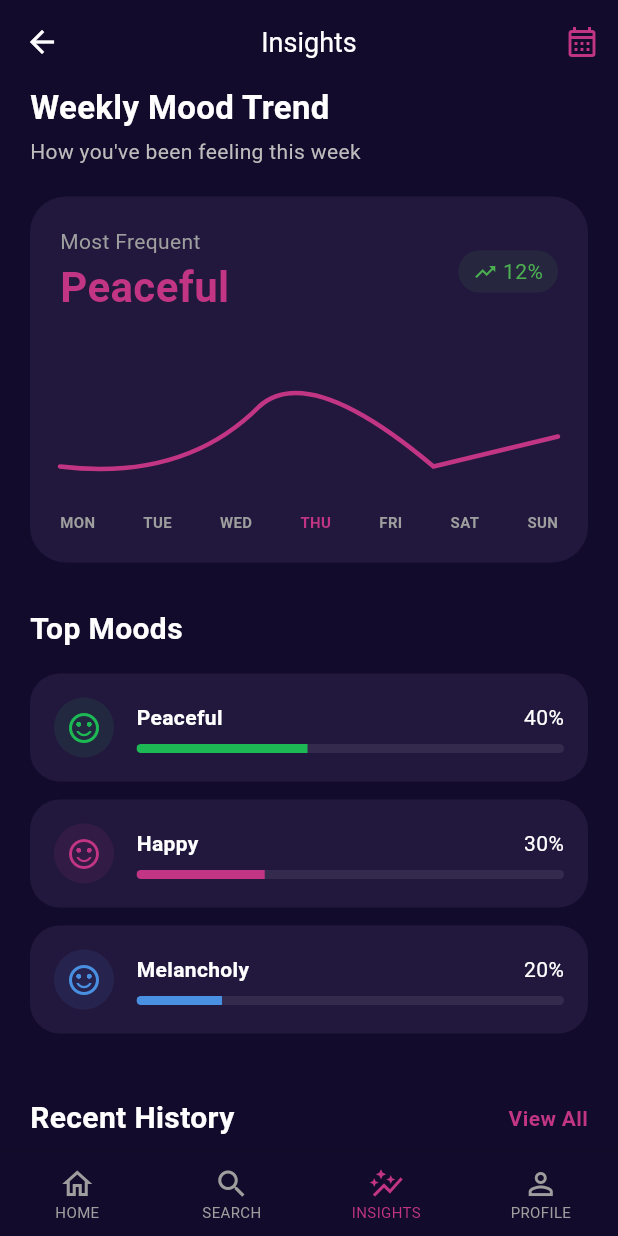
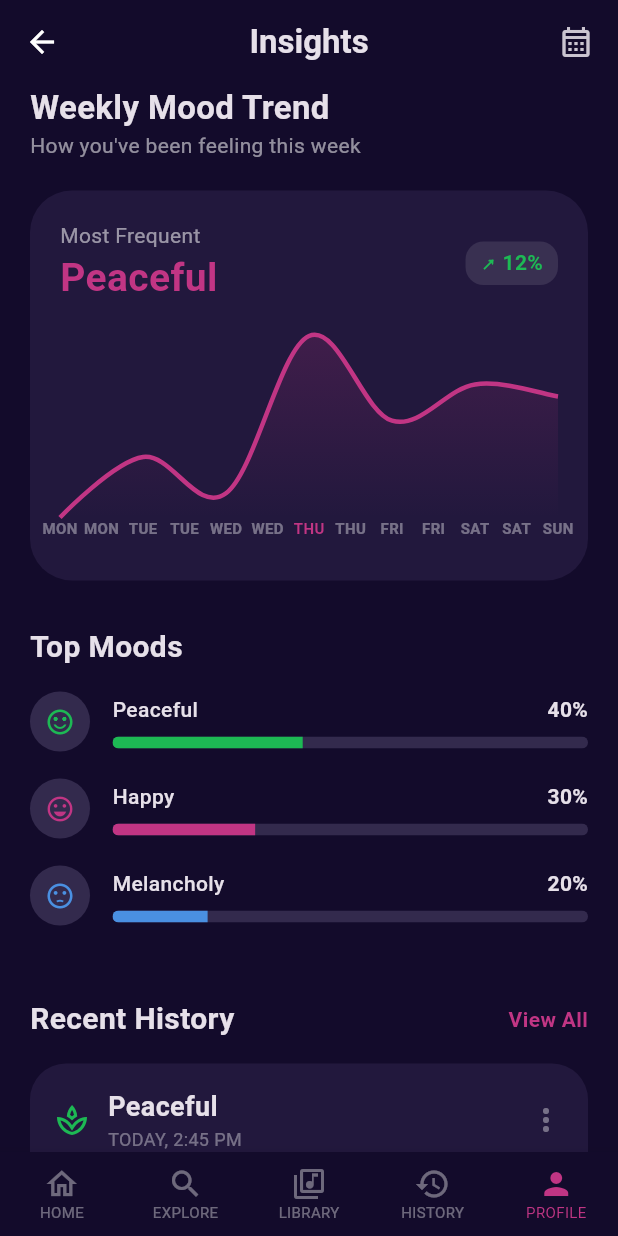
Before and after one commit to niruban-codes/Emora, a Flutter app: the screen it shows after launch, on a phone screen of 412 x 824 dp. Run offline on Flutter 3.47's test engine with Material 3 defaults, Android fonts, the phone set to English and light mode, and no system bars; drawn by our look-alikes of fl_chart.

Commit message:
Complete Insights UI with line chart and bottom navigation

```diff
--- a/lib/main.dart
+++ b/lib/main.dart
@@ -1,4 +1,5 @@
 import 'package:flutter/material.dart';
+import 'package:fl_chart/fl_chart.dart';
 
 void main() {
   runApp(const MoodApp());
@@ -17,7 +18,7 @@ class MoodApp extends StatelessWidget {
   }
 }
 
-// --- Colors from the UI ---
+// --- Colors from your UI ---
 const Color kBgColor = Color(0xFF130B2B);
 const Color kCardColor = Color(0xFF22183D);
 const Color kPeacefulColor = Color(0xFF1DB954);
@@ -36,13 +37,13 @@ class MoodInsightsPage extends StatelessWidget {
         backgroundColor: Colors.transparent,
         elevation: 0,
         leading: const Icon(Icons.arrow_back, color: Colors.white),
-        title: const Text("Insights", style: TextStyle(color: Colors.white, fontSize: 18)),
+        title: const Text("Insights", style: TextStyle(fontWeight: FontWeight.bold)),
         centerTitle: true,
-        actions: [
-          IconButton(
-            icon: const Icon(Icons.calendar_month_outlined, color: kHappyColor),
-            onPressed: () {},
-          ),
+        actions: const [
+          Padding(
+            padding: EdgeInsets.only(right: 16.0),
+            child: Icon(Icons.calendar_month_outlined),
+          )
         ],
       ),
       body: SingleChildScrollView(
@@ -50,65 +51,66 @@ class MoodInsightsPage extends StatelessWidget {
         child: Column(
           crossAxisAlignment: CrossAxisAlignment.start,
           children: [
-            const Text("Weekly Mood Trend",
-                style: TextStyle(color: Colors.white, fontSize: 22, fontWeight: FontWeight.bold)),
-            const SizedBox(height: 4),
-            Text("How you've been feeling this week",
-                style: TextStyle(color: Colors.grey[400], fontSize: 14)),
+            const Text("Weekly Mood Trend", style: TextStyle(fontSize: 22, fontWeight: FontWeight.bold)),
+            const Text("How you've been feeling this week", style: TextStyle(color: Colors.white54)),
             const SizedBox(height: 20),
 
-            _buildWeeklyTrendCard(),
+            _buildTrendCard(),
 
             const SizedBox(height: 30),
-            const Text("Top Moods",
-                style: TextStyle(color: Colors.white, fontSize: 20, fontWeight: FontWeight.bold)),
+            const Text("Top Moods", style: TextStyle(fontSize: 20, fontWeight: FontWeight.bold)),
             const SizedBox(height: 15),
 
-            _buildMoodProgress("Peaceful", 0.4, kPeacefulColor),
-            _buildMoodProgress("Happy", 0.3, kHappyColor),
-            _buildMoodProgress("Melancholy", 0.2, kMelancholyColor),
+            _buildMoodBar("Peaceful", 0.40, kPeacefulColor, Icons.sentiment_satisfied_alt),
+            _buildMoodBar("Happy", 0.30, kHappyColor, Icons.sentiment_very_satisfied),
+            _buildMoodBar("Melancholy", 0.20, kMelancholyColor, Icons.sentiment_dissatisfied),
 
             const SizedBox(height: 30),
-            Row(
+            const Row(
               mainAxisAlignment: MainAxisAlignment.spaceBetween,
-              children: const [
-                Text("Recent History", style: TextStyle(color: Colors.white, fontSize: 20, fontWeight: FontWeight.bold)),
+              children: [
+                Text("Recent History", style: TextStyle(fontSize: 20, fontWeight: FontWeight.bold)),
                 Text("View All", style: TextStyle(color: kHappyColor, fontWeight: FontWeight.bold)),
               ],
             ),
             const SizedBox(height: 15),
 
-            _buildHistoryCard("Peaceful", "TODAY, 2:45 PM", "Morning Zen & Lo-fi Chill", kPeacefulColor),
-            _buildHistoryCard("Happy", "YESTERDAY, 6:12 PM", "Golden Hour Energy", kHappyColor),
-            _buildHistoryCard("Melancholy", "OCT 24, 9:00 AM", "Rainy Day Acoustic Essentials", kMelancholyColor),
-            const SizedBox(height: 20),
+            _buildHistoryItem("Peaceful", "TODAY, 2:45 PM", "Morning Zen & Lo-fi Chill", kPeacefulColor),
+            _buildHistoryItem("Happy", "YESTERDAY, 6:12 PM", "Golden Hour Energy", kHappyColor),
+            const SizedBox(height: 30),
           ],
         ),
       ),
+
+      // --- UPDATED BOTTOM NAVIGATION BAR ---
       bottomNavigationBar: BottomNavigationBar(
+        type: BottomNavigationBarType.fixed,
         backgroundColor: kBgColor,
-        type: BottomNavigationBarType.fixed,
         selectedItemColor: kHappyColor,
-        unselectedItemColor: Colors.grey,
-        currentIndex: 2,
+        unselectedItemColor: Colors.white38,
+        currentIndex: 4, // Sets 'Profile' as the active tab
         selectedFontSize: 10,
         unselectedFontSize: 10,
         items: const [
           BottomNavigationBarItem(icon: Icon(Icons.home_outlined), label: "HOME"),
-          BottomNavigationBarItem(icon: Icon(Icons.search), label: "SEARCH"),
-          BottomNavigationBarItem(icon: Icon(Icons.auto_graph), label: "INSIGHTS"),
-          BottomNavigationBarItem(icon: Icon(Icons.person_outline), label: "PROFILE"),
+          BottomNavigationBarItem(icon: Icon(Icons.search), label: "EXPLORE"),
+          BottomNavigationBarItem(icon: Icon(Icons.library_music_outlined), label: "LIBRARY"),
+          BottomNavigationBarItem(icon: Icon(Icons.history), label: "HISTORY"),
+          BottomNavigationBarItem(icon: Icon(Icons.person), label: "PROFILE"),
         ],
       ),
     );
   }
 
-  Widget _buildWeeklyTrendCard() {
+  // --- Helper Widgets ---
+
+  Widget _buildTrendCard() {
     return Container(
+      height: 260,
       padding: const EdgeInsets.all(20),
       decoration: BoxDecoration(
         color: kCardColor,
-        borderRadius: BorderRadius.circular(24),
+        borderRadius: BorderRadius.circular(28),
       ),
       child: Column(
         crossAxisAlignment: CrossAxisAlignment.start,
@@ -116,69 +118,87 @@ class MoodInsightsPage extends StatelessWidget {
           Row(
             mainAxisAlignment: MainAxisAlignment.spaceBetween,
             children: [
-              Column(
+              const Column(
                 crossAxisAlignment: CrossAxisAlignment.start,
-                children: const [
-                  Text("Most Frequent", style: TextStyle(color: Colors.grey, fontSize: 14)),
-                  Text("Peaceful", style: TextStyle(color: kHappyColor, fontSize: 28, fontWeight: FontWeight.bold)),
+                children: [
+                  Text("Most Frequent", style: TextStyle(color: Colors.white54, fontSize: 14)),
+                  Text("Peaceful", style: TextStyle(color: kHappyColor, fontSize: 26, fontWeight: FontWeight.bold)),
                 ],
               ),
               Container(
                 padding: const EdgeInsets.symmetric(horizontal: 10, vertical: 4),
-                decoration: BoxDecoration(color: Colors.green.withOpacity(0.1), borderRadius: BorderRadius.circular(20)),
-                child: Row(children: const [Icon(Icons.trending_up, color: Colors.green, size: 16), Text(" 12%", style: TextStyle(color: Colors.green))]),
+                decoration: BoxDecoration(color: Colors.white10, borderRadius: BorderRadius.circular(12)),
+                child: const Text("↗ 12%", style: TextStyle(color: kPeacefulColor, fontWeight: FontWeight.bold)),
               )
             ],
           ),
           const SizedBox(height: 20),
-          SizedBox(
-            height: 100,
-            width: double.infinity,
-            child: CustomPaint(painter: CurvePainter()),
+          Expanded(
+            child: LineChart(
+              LineChartData(
+                gridData: const FlGridData(show: false),
+                titlesData: FlTitlesData(
+                  rightTitles: const AxisTitles(sideTitles: SideTitles(showTitles: false)),
+                  topTitles: const AxisTitles(sideTitles: SideTitles(showTitles: false)),
+                  leftTitles: const AxisTitles(sideTitles: SideTitles(showTitles: false)),
+                  bottomTitles: AxisTitles(
+                    sideTitles: SideTitles(
+                      showTitles: true,
+                      getTitlesWidget: (val, meta) {
+                        const days = ["MON", "TUE", "WED", "THU", "FRI", "SAT", "SUN"];
+                        if (val < 0 || val >= days.length) return const SizedBox();
+                        return Text(days[val.toInt()],
+                          style: TextStyle(color: val == 3 ? kHappyColor : Colors.white38, fontSize: 10, fontWeight: FontWeight.bold));
+                      },
+                    ),
+                  ),
+                ),
+                borderData: FlBorderData(show: false),
+                lineBarsData: [
+                  LineChartBarData(
+                    spots: const [FlSpot(0,1), FlSpot(1,1.5), FlSpot(2,1.2), FlSpot(3,2.5), FlSpot(4,1.8), FlSpot(5,2.1), FlSpot(6,2)],
+                    isCurved: true,
+                    color: kHappyColor,
+                    barWidth: 3,
+                    dotData: const FlDotData(show: false),
+                    belowBarData: BarAreaData(
+                      show: true,
+                      gradient: LinearGradient(
+                        colors: [kHappyColor.withOpacity(0.2), kHappyColor.withOpacity(0)],
+                        begin: Alignment.topCenter, end: Alignment.bottomCenter,
+                      ),
+                    ),
+                  ),
+                ],
+              ),
+            ),
           ),
-          const SizedBox(height: 10),
-          Row(
-            mainAxisAlignment: MainAxisAlignment.spaceBetween,
-            children: ["MON", "TUE", "WED", "THU", "FRI", "SAT", "SUN"]
-                .map((d) => Text(d, style: TextStyle(color: d == "THU" ? kHappyColor : Colors.grey, fontSize: 10, fontWeight: FontWeight.bold))).toList(),
-          )
         ],
       ),
     );
   }
 
-  Widget _buildMoodProgress(String label, double value, Color color) {
-    return Container(
-      margin: const EdgeInsets.only(bottom: 12),
-      padding: const EdgeInsets.all(16),
-      decoration: BoxDecoration(color: kCardColor, borderRadius: BorderRadius.circular(20)),
+  Widget _buildMoodBar(String label, double val, Color color, IconData icon) {
+    return Padding(
+      padding: const EdgeInsets.only(bottom: 18.0),
       child: Row(
         children: [
-          CircleAvatar(
-            backgroundColor: color.withOpacity(0.1),
-            child: Icon(Icons.sentiment_satisfied_alt, color: color)
-          ),
+          CircleAvatar(backgroundColor: kInactiveColor, child: Icon(icon, color: color, size: 20)),
           const SizedBox(width: 15),
           Expanded(
             child: Column(
-              crossAxisAlignment: CrossAxisAlignment.start,
               children: [
                 Row(
                   mainAxisAlignment: MainAxisAlignment.spaceBetween,
                   children: [
-                    Text(label, style: const TextStyle(color: Colors.white, fontWeight: FontWeight.bold)),
-                    Text("${(value * 100).toInt()}%", style: const TextStyle(color: Colors.white)),
+                    Text(label, style: const TextStyle(fontWeight: FontWeight.w500)),
+                    Text("${(val * 100).toInt()}%", style: const TextStyle(fontWeight: FontWeight.bold)),
                   ],
                 ),
                 const SizedBox(height: 8),
                 ClipRRect(
                   borderRadius: BorderRadius.circular(10),
-                  child: LinearProgressIndicator(
-                    value: value,
-                    backgroundColor: kInactiveColor,
-                    color: color,
-                    minHeight: 6,
-                  ),
+                  child: LinearProgressIndicator(value: val, color: color, backgroundColor: kInactiveColor, minHeight: 8),
                 ),
               ],
             ),
@@ -188,44 +208,38 @@ class MoodInsightsPage extends StatelessWidget {
     );
   }
 
-  Widget _buildHistoryCard(String mood, String time, String track, Color color) {
+  Widget _buildHistoryItem(String mood, String time, String song, Color color) {
     return Container(
-      margin: const EdgeInsets.only(bottom: 12),
+      margin: const EdgeInsets.only(bottom: 15),
       padding: const EdgeInsets.all(16),
-      decoration: BoxDecoration(color: kCardColor, borderRadius: BorderRadius.circular(20)),
+      decoration: BoxDecoration(color: kCardColor, borderRadius: BorderRadius.circular(24)),
       child: Column(
         children: [
-          ListTile(
-            contentPadding: EdgeInsets.zero,
-            leading: Icon(mood == "Peaceful" ? Icons.eco : Icons.water_drop, color: color),
-            title: Text(mood, style: const TextStyle(color: Colors.white, fontWeight: FontWeight.bold)),
-            subtitle: Text(time, style: const TextStyle(color: Colors.grey, fontSize: 12)),
-            trailing: const Icon(Icons.more_vert, color: Colors.grey),
+          Row(
+            children: [
+              Icon(Icons.spa_outlined, color: color),
+              const SizedBox(width: 12),
+              Column(crossAxisAlignment: CrossAxisAlignment.start, children: [
+                Text(mood, style: const TextStyle(fontSize: 18, fontWeight: FontWeight.bold)),
+                Text(time, style: const TextStyle(color: Colors.white38, fontSize: 12)),
+              ]),
+              const Spacer(),
+              const Icon(Icons.more_vert, color: Colors.white38),
+            ],
           ),
+          const SizedBox(height: 12),
           Container(
-            padding: const EdgeInsets.all(12),
-            decoration: BoxDecoration(color: kBgColor.withOpacity(0.6), borderRadius: BorderRadius.circular(16)),
+            padding: const EdgeInsets.all(10),
+            decoration: BoxDecoration(color: Colors.black26, borderRadius: BorderRadius.circular(15)),
             child: Row(
               children: [
-                Container(
-                  width: 40,
-                  height: 40,
-                  decoration: BoxDecoration(
-                    gradient: LinearGradient(colors: [color.withOpacity(0.5), color]),
-                    borderRadius: BorderRadius.circular(8)
-                  )
-                ),
+                Container(width: 40, height: 40, decoration: BoxDecoration(color: color, borderRadius: BorderRadius.circular(8))),
                 const SizedBox(width: 12),
-                Expanded(
-                  child: Column(
-                    crossAxisAlignment: CrossAxisAlignment.start,
-                    children: [
-                      const Text("RECOMMENDED MIX", style: TextStyle(color: kHappyColor, fontSize: 10, fontWeight: FontWeight.bold)),
-                      Text(track, style: const TextStyle(color: Colors.white, fontSize: 13, fontWeight: FontWeight.w500)),
-                    ],
-                  ),
-                ),
-                const Icon(Icons.play_circle_fill, color: kHappyColor, size: 32),
+                Expanded(child: Column(crossAxisAlignment: CrossAxisAlignment.start, children: [
+                  const Text("RECOMMENDED MIX", style: TextStyle(color: kHappyColor, fontSize: 9, fontWeight: FontWeight.bold)),
+                  Text(song, style: const TextStyle(fontSize: 14)),
+                ])),
+                const Icon(Icons.play_circle_fill, color: Colors.white70),
               ],
             ),
           )
@@ -234,25 +248,3 @@ class MoodInsightsPage extends StatelessWidget {
     );
   }
 }
-
-class CurvePainter extends CustomPainter {
-  @override
-  void paint(Canvas canvas, Size size) {
-    var paint = Paint()
-      ..color = kHappyColor
-      ..style = PaintingStyle.stroke
-      ..strokeWidth = 3
-      ..strokeCap = StrokeCap.round;
-
-    var path = Path();
-    path.moveTo(0, size.height * 0.8);
-    path.quadraticBezierTo(size.width * 0.25, size.height * 0.9, size.width * 0.4, size.height * 0.4);
-    path.quadraticBezierTo(size.width * 0.5, size.height * 0.1, size.width * 0.75, size.height * 0.8);
-    path.lineTo(size.width, size.height * 0.6);
-
-    canvas.drawPath(path, paint);
-  }
-
-  @override
-  bool shouldRepaint(CustomPainter oldDelegate) => false;
-}
--- a/pubspec.yaml
+++ b/pubspec.yaml
@@ -34,6 +34,7 @@ dependencies:
   # The following adds the Cupertino Icons font to your application.
   # Use with the CupertinoIcons class for iOS style icons.
   cupertino_icons: ^1.0.8
+  fl_chart: ^1.2.0
 
 dev_dependencies:
   flutter_test:
```
Also changed, not shown: pubspec.lock.
